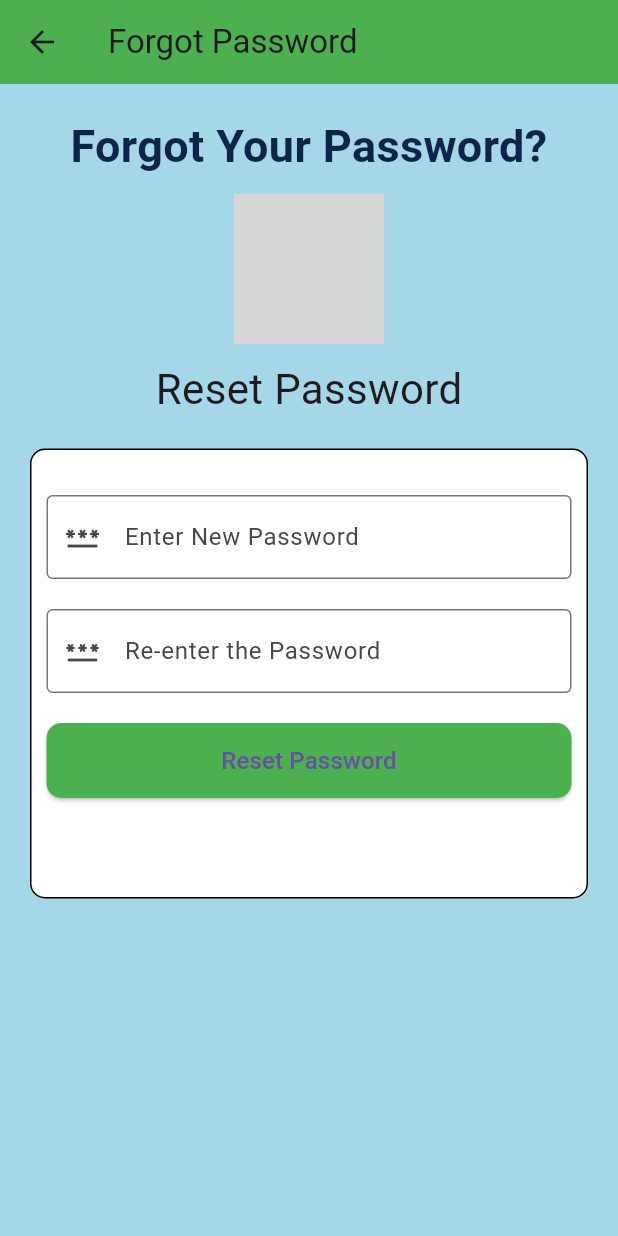
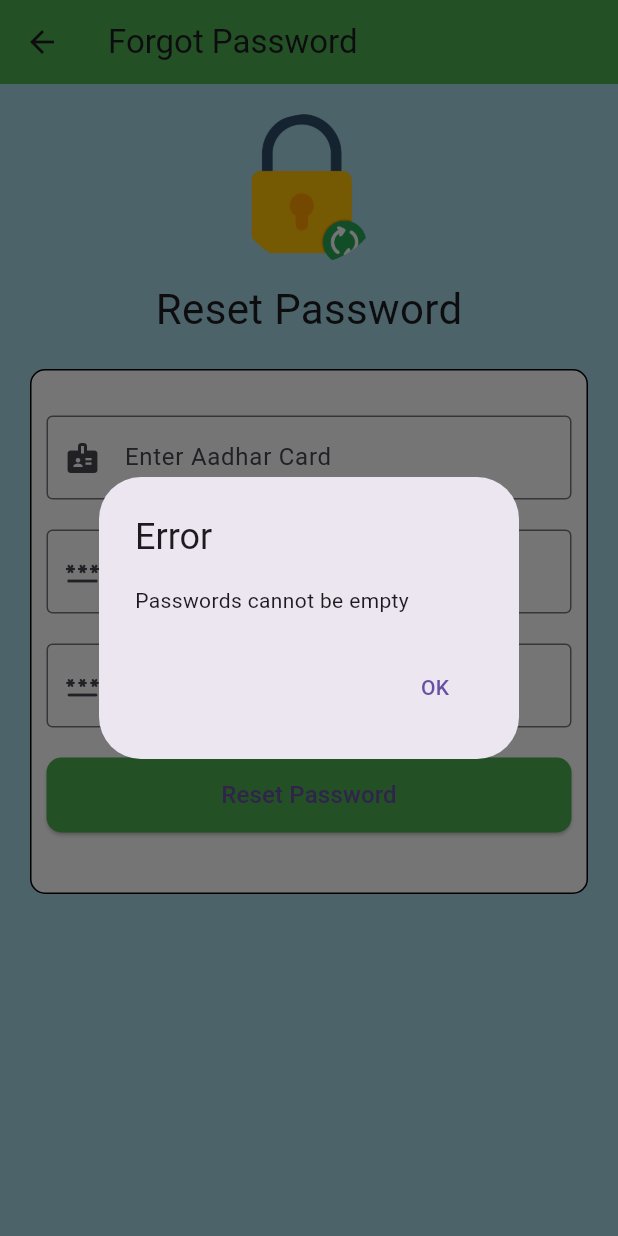
Before and after one commit to Gitanjali942004/Grampanchayt, a Flutter app: the ForgotPasswordPage screen opened by its route, after a tap on "Reset Password", on a phone screen of 412 x 824 dp. Run offline on Flutter 3.47's test engine with Material 3 defaults, Android fonts, the phone set to English and light mode, and no system bars; our stand-ins replace carousel_slider, cloud_firestore, file_picker, firebase_analytics, firebase_auth, firebase_core; accounts and stored records are empty; grey boxes are pictures that could not be loaded.

Commit message:
before notification

```diff
--- a/lib/AboutUs.dart
+++ b/lib/AboutUs.dart
@@ -15,7 +15,7 @@ void main() {
 }
 
 class MyApp extends StatelessWidget {
-  final String selectedRole = 'ग्रामस्थ';
+  final String selectedRole = 'Gramasth';
   final String aadharNo = '1234567890'; // Example Aadhar number
 
   @override
--- a/lib/ContactUs.dart
+++ b/lib/ContactUs.dart
@@ -9,6 +9,7 @@ import 'package:grampanchayat/EditProfile.dart';
 import 'package:grampanchayat/RequestForm.dart';
 import 'package:grampanchayat/main.dart';
 
+import 'CheckStatusScreen.dart';
 import 'MyDrawer.dart';
 
 void main() {
@@ -16,7 +17,7 @@ void main() {
 }
 
 class MyApp extends StatelessWidget {
-  final String selectedRole = 'ग्रामस्थ';
+  final String selectedRole = 'Gramasth';
   final String aadharNo = '1234567890'; // Example Aadhar number
 
   @override
@@ -29,13 +30,13 @@ class MyApp extends StatelessWidget {
       home: ContactUs(selectedRole: selectedRole, aadharNo: aadharNo),
       routes: {
         '/h': (context) => HomePage(selectedRole: selectedRole, aadharNo: aadharNo),
-        '/home':(context) =>HomePage(selectedRole: selectedRole, aadharNo: aadharNo),
+        '/home': (context) => HomePage(selectedRole: selectedRole, aadharNo: aadharNo),
         '/request': (context) => RequestForm(selectedRole: selectedRole, aadharNo: aadharNo),
         '/checkrequest': (context) => CheckRequest(selectedRole: selectedRole),
         '/aboutus': (context) => ContactUs(selectedRole: selectedRole, aadharNo: aadharNo),
         '/contactus': (context) => ContactUs(selectedRole: selectedRole, aadharNo: aadharNo),
         '/editprofile': (context) => EditProfile(selectedRole: selectedRole, aadharNo: aadharNo),
-
+        '/checkstatus':(context)=> CheckStatusScreen(aadharNo: aadharNo),
       },
     );
   }
@@ -61,7 +62,7 @@ class _ContactUsState extends State<ContactUs> {
       backgroundColor: Color(0xFFA5D7E8),
       appBar: AppBar(
         backgroundColor: Colors.green,
-        title: Text("Grampanchayat App"),
+        title: Text("Gram Service App"),
         leading: IconButton(
           icon: Icon(Icons.menu), // Hamburger icon
           onPressed: () {
@@ -75,7 +76,7 @@ class _ContactUsState extends State<ContactUs> {
           Padding(
             padding: const EdgeInsets.all(16.0),
             child: Text(
-              "ग्रामपंचायत पोतले",
+              "Grampanchayat Potale",
               style: TextStyle(
                 fontSize: 30,
                 color: Color(0xFF0B2447),
@@ -193,7 +194,7 @@ class _ContactUsState extends State<ContactUs> {
 // }
 //
 // class MyApp extends StatelessWidget {
-//   final String selectedRole = 'ग्रामस्थ';
+//   final String selectedRole = 'Gramasth';
 //   @override
 //   Widget build(BuildContext context) {
 //     return MaterialApp(
--- a/lib/ForgotPassword.dart
+++ b/lib/ForgotPassword.dart
@@ -1,9 +1,10 @@
 import 'package:flutter/material.dart';
-//import 'package:fluttertoast/fluttertoast.dart';
+import 'package:cloud_firestore/cloud_firestore.dart';
 
 class ForgotPasswordPage extends StatelessWidget {
-  final TextEditingController _emailController = TextEditingController();
-  final TextEditingController _reenterController = TextEditingController();
+  final TextEditingController _aadharCardController = TextEditingController();
+  final TextEditingController _newPasswordController = TextEditingController();
+  final TextEditingController _reenterPasswordController = TextEditingController();
 
   @override
   Widget build(BuildContext context) {
@@ -18,24 +19,10 @@ class ForgotPasswordPage extends StatelessWidget {
           child: Column(
             children: [
               SizedBox(height: 20),
-              Padding(
-                padding: EdgeInsets.symmetric(horizontal: 10.0),
-                child: Text(
-                  "Forgot Your Password?",
-                  style: TextStyle(
-                    fontSize: 30,
-                    color: Color(0xFF0B2447),
-                    fontWeight: FontWeight.bold,
-                  ),
-                  textAlign: TextAlign.center,
-                ),
-              ),
-              SizedBox(height: 10),
               CircleAvatar(
                 radius: 50,
                 backgroundColor: Colors.transparent,
-                backgroundImage:
-                AssetImage('assets/images/lock_icon.png'), // You can replace this with your lock icon
+                backgroundImage: AssetImage('assets/images/pas.png'),
               ),
               SizedBox(height: 10),
               Text(
@@ -47,8 +34,8 @@ class ForgotPasswordPage extends StatelessWidget {
               Padding(
                 padding: const EdgeInsets.all(20.0),
                 child: Container(
-                  width: MediaQuery.of(context).size.width, // Adjusts container width to screen width
-                  height: 300, // You can adjust this height according to your requirement
+                  width: MediaQuery.of(context).size.width,
+                  height: 350,
                   decoration: BoxDecoration(
                     color: Colors.white,
                     borderRadius: BorderRadius.circular(10),
@@ -60,7 +47,16 @@ class ForgotPasswordPage extends StatelessWidget {
                       children: [
                         SizedBox(height: 20),
                         TextFormField(
-                          controller: _emailController,
+                          controller: _aadharCardController,
+                          decoration: InputDecoration(
+                            labelText: 'Enter Aadhar Card',
+                            border: OutlineInputBorder(),
+                            prefixIcon: Icon(Icons.badge),
+                          ),
+                        ),
+                        SizedBox(height: 20),
+                        TextFormField(
+                          controller: _newPasswordController,
                           obscureText: true,
                           decoration: InputDecoration(
                             labelText: 'Enter New Password',
@@ -70,7 +66,7 @@ class ForgotPasswordPage extends StatelessWidget {
                         ),
                         SizedBox(height: 20),
                         TextFormField(
-                          controller: _reenterController,
+                          controller: _reenterPasswordController,
                           obscureText: true,
                           decoration: InputDecoration(
                             labelText: 'Re-enter the Password',
@@ -81,10 +77,7 @@ class ForgotPasswordPage extends StatelessWidget {
                         SizedBox(height: 20),
                         ElevatedButton(
                           onPressed: () {
-                            if (_emailController.text == _reenterController.text) {
-                              _resetPassword(_emailController.text);
-
-                            }
+                            _resetPassword(context);
                           },
                           child: Text('Reset Password', style: TextStyle(fontSize: 16)),
                           style: ElevatedButton.styleFrom(
@@ -107,12 +100,92 @@ class ForgotPasswordPage extends StatelessWidget {
     );
   }
 
-  void _resetPassword(String email) {
-    // Implement your password reset logic here
-    // Typically, you would send a reset password link to the provided email
-    // You can use email validation logic to ensure that the email is valid before sending the reset link
-    print('Reset Password for $email');
-    // You can navigate to a success page or show a message indicating that the reset link has been sent
+  void _resetPassword(BuildContext context) async {
+    String aadharCard = _aadharCardController.text;
+    String newPassword = _newPasswordController.text;
+    String reenteredPassword = _reenterPasswordController.text;
+
+    if (newPassword.isEmpty || reenteredPassword.isEmpty) {
+      _showErrorDialog(context, "Passwords cannot be empty");
+      return;
+    }
+
+    if (newPassword != reenteredPassword) {
+      _showErrorDialog(context, "Passwords do not match");
+      return;
+    }
+
+    try {
+      // Retrieve the document ID of the user based on the entered aadharCard
+      String userId = await getUserIdFromAadharCard(aadharCard);
+
+      // Update the password field in the Firestore users collection
+      await FirebaseFirestore.instance.collection('users').doc(userId).update({'password': newPassword});
+
+      // Show success message
+      _showSuccessMessage(context, "Password reset successfully");
+    } catch (error) {
+      // Show error message
+      _showErrorDialog(context, "Failed to reset password: $error");
+    }
   }
 
+  Future<String> getUserIdFromAadharCard(String aadharCard) async {
+    try {
+      // Perform a query to find the user document with the matching Aadhar Card
+      QuerySnapshot querySnapshot = await FirebaseFirestore.instance
+          .collection('users')
+          .where('aadharCard', isEqualTo: aadharCard)
+          .get();
+
+      // If a document is found, return its ID
+      if (querySnapshot.docs.isNotEmpty) {
+        return querySnapshot.docs.first.id;
+      } else {
+        throw 'User not found';
+      }
+    } catch (error) {
+      throw 'Error retrieving user ID: $error';
+    }
+  }
+
+  void _showSuccessMessage(BuildContext context, String message) {
+    showDialog(
+      context: context,
+      builder: (BuildContext context) {
+        return AlertDialog(
+          title: Text("Success"),
+          content: Text(message),
+          actions: [
+            TextButton(
+              onPressed: () {
+                Navigator.of(context).popUntil((route) => route.isFirst);
+              },
+              child: Text("OK"),
+            ),
+          ],
+        );
+      },
+    );
+  }
+
+  void _showErrorDialog(BuildContext context, String message) {
+    showDialog(
+      context: context,
+      builder: (BuildContext context) {
+        return AlertDialog(
+          title: Text("Error"),
+          content: Text(message),
+          actions: [
+            TextButton(
+              onPressed: () {
+                Navigator.of(context).pop();
+              },
+              child: Text("OK"),
+            ),
+          ],
+        );
+      },
+    );
+  }
 }
--- a/lib/RequestForm.dart
+++ b/lib/RequestForm.dart
@@ -14,6 +14,7 @@ import 'package:grampanchayat/CheckRequest.dart';
 import 'package:grampanchayat/ContactUs.dart';
 import 'package:grampanchayat/ForgotPassword.dart';
 import 'package:grampanchayat/EditProfile.dart';
+import 'package:grampanchayat/CheckStatusScreen.dart';
 
 
 
@@ -22,7 +23,7 @@ void main() {
 }
 
 class MyApp extends StatelessWidget {
-  final String selectedRole = 'ग्रामस्थ';
+  final String selectedRole = 'Gramasth';
   final String aadharNo = '1234567890'; // Example Aadhar number
 
   @override
@@ -34,12 +35,13 @@ class MyApp extends StatelessWidget {
       ),
       home: RequestForm(selectedRole: selectedRole, aadharNo: aadharNo), // Pass selectedRole and aadharNo
       routes: {
-        '/home':(context) =>HomePage(selectedRole: selectedRole, aadharNo: aadharNo),
+        '/home': (context) => HomePage(selectedRole: selectedRole, aadharNo: aadharNo),
         '/request': (context) => RequestForm(selectedRole: selectedRole, aadharNo: aadharNo),
         '/checkrequest':(context) => CheckRequest(selectedRole: selectedRole),
         '/aboutus':(context) => AboutUs(selectedRole: selectedRole,aadharNo: aadharNo),
         '/contactus':(context) => ContactUs(selectedRole: selectedRole, aadharNo: aadharNo), // Pass selectedRole and aadharNo to ContactUs
         '/editprofile':(context) => EditProfile(selectedRole: selectedRole, aadharNo: aadharNo),
+        '/checkstatus':(context)=> CheckStatusScreen(aadharNo: aadharNo),
       },
     );
   }
@@ -107,6 +109,7 @@ class _RequestFormState extends State<RequestForm> {
       'dob': formattedDate,
       'age': _ageController.text,
       'adhar': _adharController.text,
+      'username': widget.aadharNo, // Assign the Aadhar number passed to RequestForm
       'purpose': _purposeController.text,
       'documentType': _documentType,
       'status': 'pending',
@@ -120,6 +123,7 @@ class _RequestFormState extends State<RequestForm> {
     _purposeController.clear();
     _documentType = null;
   }
+
 
   @override
   Widget build(BuildContext context) {
```
Also changed, not shown: lib/CheckRequest.dart (+17 -21 lines), lib/CheckStatusScreen.dart (added, +68 -0 lines), lib/HomePage.dart (+7 -3 lines), lib/MyDrawer.dart (+22 -14 lines), lib/main.dart (+40 -18 lines), assets/images/gl.jpg (added), assets/images/glogo.png (added), assets/images/pas.png (added).
